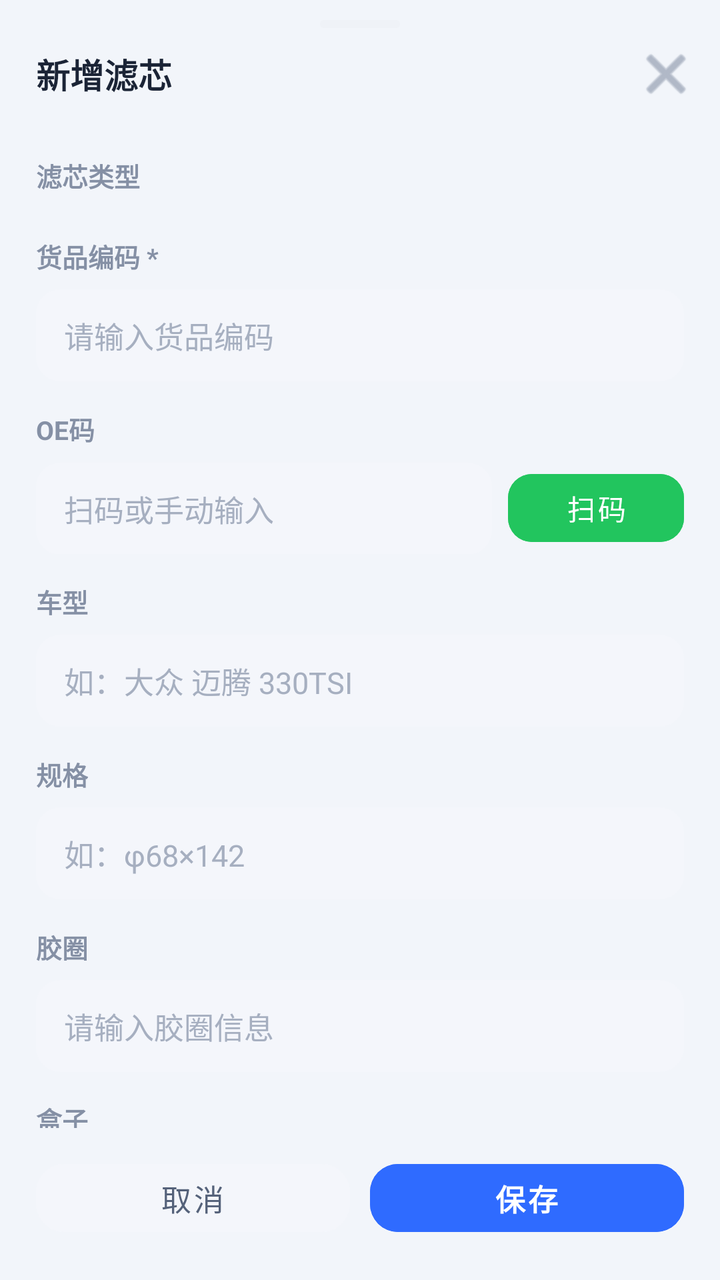
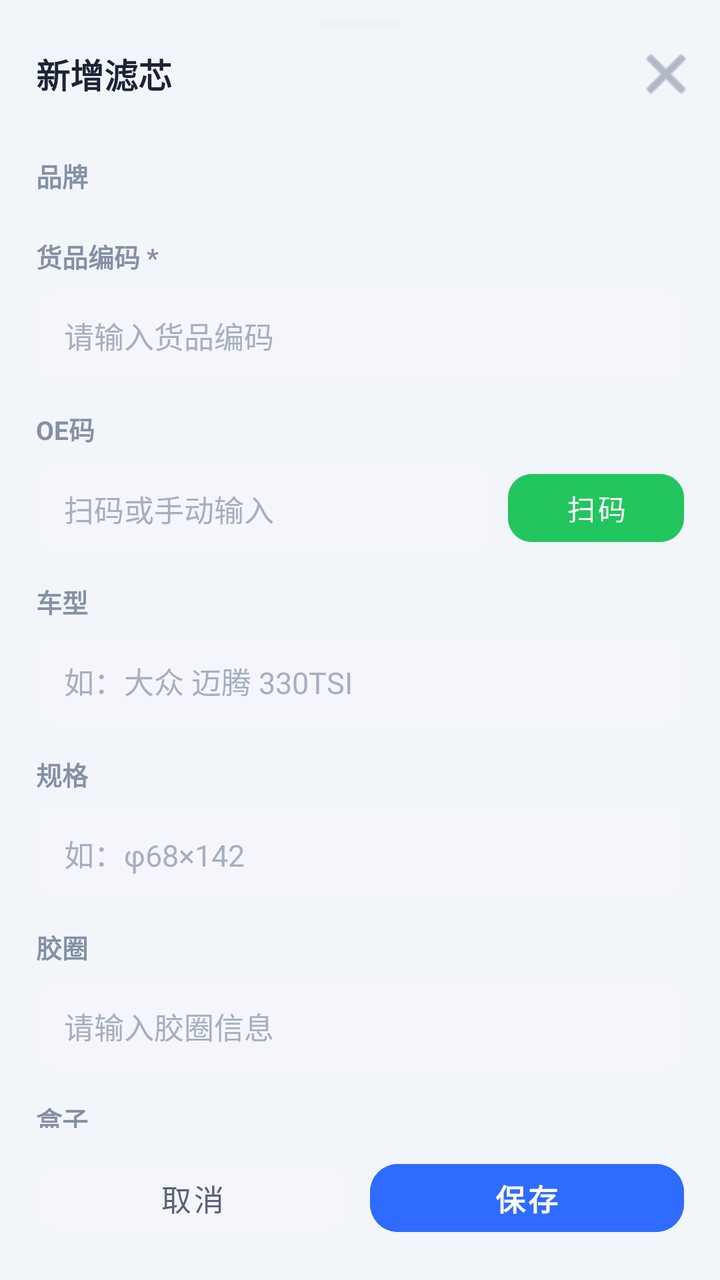

Two renders of the same Android screen: before a commit and after it. Below are the layout's source before the change and the commit's diff.
<!-- AndroidManifest.xml: application theme Theme.FilterMaster -->
<!-- res/layout/sheet_edit.xml -->
<?xml version="1.0" encoding="utf-8"?>
<LinearLayout xmlns:android="http://schemas.android.com/apk/res/android"
    xmlns:app="http://schemas.android.com/apk/res-auto"
    android:layout_width="match_parent"
    android:layout_height="match_parent"
    android:orientation="vertical">

    <View
        android:layout_width="40dp"
        android:layout_height="4dp"
        android:layout_gravity="center_horizontal"
        android:layout_marginTop="10dp"
        android:background="@drawable/bg_rounded_8" />

    <LinearLayout
        android:layout_width="match_parent"
        android:layout_height="wrap_content"
        android:gravity="center_vertical"
        android:orientation="horizontal"
        android:paddingLeft="18dp"
        android:paddingRight="12dp"
        android:paddingTop="8dp"
        android:paddingBottom="12dp">

        <TextView
            android:id="@+id/sheetTitle"
            android:layout_width="0dp"
            android:layout_height="wrap_content"
            android:layout_weight="1"
            android:text="新增滤芯"
            android:textColor="@color/text_main"
            android:textSize="17sp"
            android:textStyle="bold" />

        <ImageButton
            android:id="@+id/btnSheetClose"
            android:layout_width="30dp"
            android:layout_height="30dp"
            android:background="?attr/selectableItemBackgroundBorderless"
            android:contentDescription="关闭"
            android:src="@android:drawable/ic_menu_close_clear_cancel"
            android:tint="#8590A5" />
    </LinearLayout>

    <ScrollView
        android:layout_width="match_parent"
        android:layout_height="0dp"
        android:layout_weight="1"
        android:fillViewport="true"
        android:scrollbars="none">

        <LinearLayout
            android:layout_width="match_parent"
            android:layout_height="wrap_content"
            android:orientation="vertical"
            android:paddingLeft="18dp"
            android:paddingRight="18dp"
            android:paddingBottom="10dp">

            
            <TextView
                style="@style/FormLabel"
                android:text="滤芯类型" />

            <com.google.android.material.chip.ChipGroup
                android:id="@+id/chipGroupType"
                android:layout_width="match_parent"
                android:layout_height="wrap_content"
                app:chipSpacingHorizontal="8dp"
                app:selectionRequired="false"
                app:singleSelection="true"
                 />

            
            <TextView style="@style/FormLabel" android:text="货品编码 *" />
            <EditText
                android:id="@+id/etGoodsCode"
                style="@style/FormInput"
                android:hint="请输入货品编码"
                android:inputType="text" />

            
            <TextView style="@style/FormLabel" android:text="OE码" />
            <LinearLayout
                android:layout_width="match_parent"
                android:layout_height="wrap_content"
                android:orientation="horizontal">

                <EditText
                    android:id="@+id/etOeCode"
                    style="@style/FormInput"
                    android:layout_width="0dp"
                    android:layout_weight="1"
                    android:hint="扫码或手动输入"
                    android:inputType="text" />

                <Button
                    android:id="@+id/btnScanOe"
                    android:layout_width="wrap_content"
                    android:layout_height="46dp"
                    android:layout_marginStart="8dp"
                    android:backgroundTint="#22C55E"
                    android:paddingLeft="16dp"
                    android:paddingRight="16dp"
                    android:stateListAnimator="@null"
                    android:text="扫码"
                    android:textColor="#FFFFFF"
                    android:textSize="14sp"
                    app:cornerRadius="12dp"
                     />
            </LinearLayout>

            
            <TextView style="@style/FormLabel" android:text="车型" />
            <EditText
                android:id="@+id/etCarModel"
                style="@style/FormInput"
                android:hint="如：大众 迈腾 330TSI"
                android:inputType="text" />

            
            <TextView style="@style/FormLabel" android:text="规格" />
            <EditText
                android:id="@+id/etSpec"
                style="@style/FormInput"
                android:hint="如：φ68×142"
                android:inputType="text" />

            
            <TextView style="@style/FormLabel" android:text="胶圈" />
            <EditText
                android:id="@+id/etRing"
                style="@style/FormInput"
                android:hint="请输入胶圈信息"
                android:inputType="text" />

            
            <TextView style="@style/FormLabel" android:text="盒子" />
            <EditText
                android:id="@+id/etBox"
                style="@style/FormInput"
                android:hint="请输入盒子信息"
                android:inputType="text" />

            
            <TextView style="@style/FormLabel" android:text="备注" />
            <EditText
                android:id="@+id/etNotes"
                style="@style/FormInput"
                android:layout_height="wrap_content"
                android:minHeight="84dp"
                android:gravity="top"
                android:hint="请输入备注"
                android:inputType="textMultiLine"
                android:minLines="3" />

            
            <TextView style="@style/FormLabel" android:text="滤芯照片" />
            <LinearLayout
                android:layout_width="match_parent"
                android:layout_height="wrap_content"
                android:orientation="horizontal">

                <TextView
                    android:id="@+id/btnTakePhoto"
                    android:layout_width="0dp"
                    android:layout_height="wrap_content"
                    android:layout_weight="1"
                    android:background="@drawable/bg_field"
                    android:gravity="center"
                    android:padding="13dp"
                    android:text="📷 拍照"
                    android:textColor="#55627A"
                    android:textSize="13.5sp" />

                <TextView
                    android:id="@+id/btnPickPhoto"
                    android:layout_width="0dp"
                    android:layout_height="wrap_content"
                    android:layout_marginStart="10dp"
                    android:layout_weight="1"
                    android:background="@drawable/bg_field"
                    android:gravity="center"
                    android:padding="13dp"
                    android:text="🖼️ 相册"
                    android:textColor="#55627A"
                    android:textSize="13.5sp" />
            </LinearLayout>

            <FrameLayout
                android:id="@+id/imgPreviewWrap"
                android:layout_width="match_parent"
                android:layout_height="wrap_content"
                android:layout_marginTop="10dp"
                android:visibility="gone">

                <ImageView
                    android:id="@+id/ivPreview"
                    android:layout_width="match_parent"
                    android:layout_height="200dp"
                    android:scaleType="centerCrop"
                    android:contentDescription="预览" />

                <ImageButton
                    android:id="@+id/btnRemoveImage"
                    android:layout_width="28dp"
                    android:layout_height="28dp"
                    android:layout_gravity="top|end"
                    android:layout_margin="8dp"
                    android:background="#8C000000"
                    android:contentDescription="移除图片"
                    android:src="@android:drawable/ic_menu_close_clear_cancel"
                    android:tint="#FFFFFF" />
            </FrameLayout>
        </LinearLayout>
    </ScrollView>

    <LinearLayout
        android:layout_width="match_parent"
        android:layout_height="wrap_content"
        android:orientation="horizontal"
        android:paddingLeft="18dp"
        android:paddingRight="18dp"
        android:paddingTop="12dp"
        android:paddingBottom="18dp">

        <Button
            android:id="@+id/btnCancel"
            android:layout_width="0dp"
            android:layout_height="46dp"
            android:layout_weight="1"
            android:backgroundTint="@color/field_bg"
            android:stateListAnimator="@null"
            android:text="取消"
            android:textColor="#55627A"
            android:textSize="15sp"
            app:cornerRadius="14dp"
             />

        <Button
            android:id="@+id/btnSave"
            android:layout_width="0dp"
            android:layout_height="46dp"
            android:layout_marginStart="10dp"
            android:layout_weight="1"
            android:backgroundTint="#2F6BFF"
            android:stateListAnimator="@null"
            android:text="保存"
            android:textColor="#FFFFFF"
            android:textSize="15sp"
            android:textStyle="bold"
            app:cornerRadius="14dp" />
    </LinearLayout>
</LinearLayout>
<!-- resources referenced by this layout -->
<resources>
  <color name="field_bg">#F4F6FB</color>
  <color name="text_main">#1B2436</color>
  <!-- drawable bg_field (drawable) -->
  <?xml version="1.0" encoding="utf-8"?>
  <shape xmlns:android="http://schemas.android.com/apk/res/android">
      <solid android:color="@color/field_bg" />
      <corners android:radius="12dp" />
  </shape>
  <!-- drawable bg_rounded_8 (drawable) -->
  <?xml version="1.0" encoding="utf-8"?>
  <shape xmlns:android="http://schemas.android.com/apk/res/android">
      <solid android:color="#EFF2F7" />
      <corners android:radius="8dp" />
  </shape>
  <style name="FormInput">
          <item name="android:layout_width">match_parent</item>
          <item name="android:layout_height">46dp</item>
          <item name="android:background">@drawable/bg_field</item>
          <item name="android:paddingLeft">14dp</item>
          <item name="android:paddingRight">14dp</item>
          <item name="android:textColor">@color/text_main</item>
          <item name="android:textColorHint">#A6AFC0</item>
          <item name="android:textSize">15sp</item>
      </style>
  <style name="FormLabel">
          <item name="android:layout_width">wrap_content</item>
          <item name="android:layout_height">wrap_content</item>
          <item name="android:layout_marginTop">14dp</item>
          <item name="android:layout_marginBottom">7dp</item>
          <item name="android:textColor">@color/text_sub</item>
          <item name="android:textSize">13sp</item>
          <item name="android:textStyle">bold</item>
      </style>
  <style name="Theme.FilterMaster" parent="Theme.MaterialComponents.Light.NoActionBar">
          <item name="colorPrimary">@color/primary</item>
          <item name="colorPrimaryDark">@color/primary_deep</item>
          <item name="android:statusBarColor">#2456E8</item>
          <item name="android:windowBackground">@color/bg</item>
          <item name="android:windowLightStatusBar">false</item>
      </style>
  <color name="text_sub">#8590A5</color>
  <color name="primary">#2F6BFF</color>
  <color name="primary_deep">#1E4FD6</color>
  <color name="bg">#F2F5FA</color>
</resources>

<!-- the commit's change to res/layout/sheet_edit.xml (unified diff, before → after) -->
@@ -60,7 +60,7 @@
             
             <TextView
                 style="@style/FormLabel"
-                android:text="滤芯类型" />
+                android:text="品牌" />
 
             <com.google.android.material.chip.ChipGroup
                 android:id="@+id/chipGroupType"
